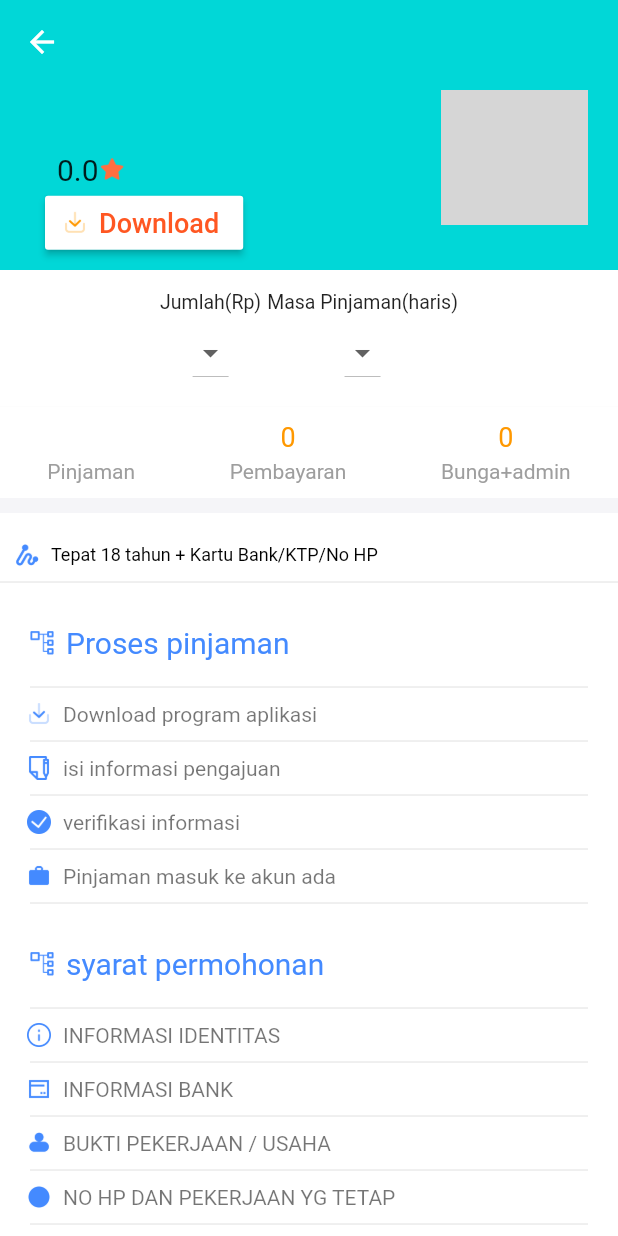
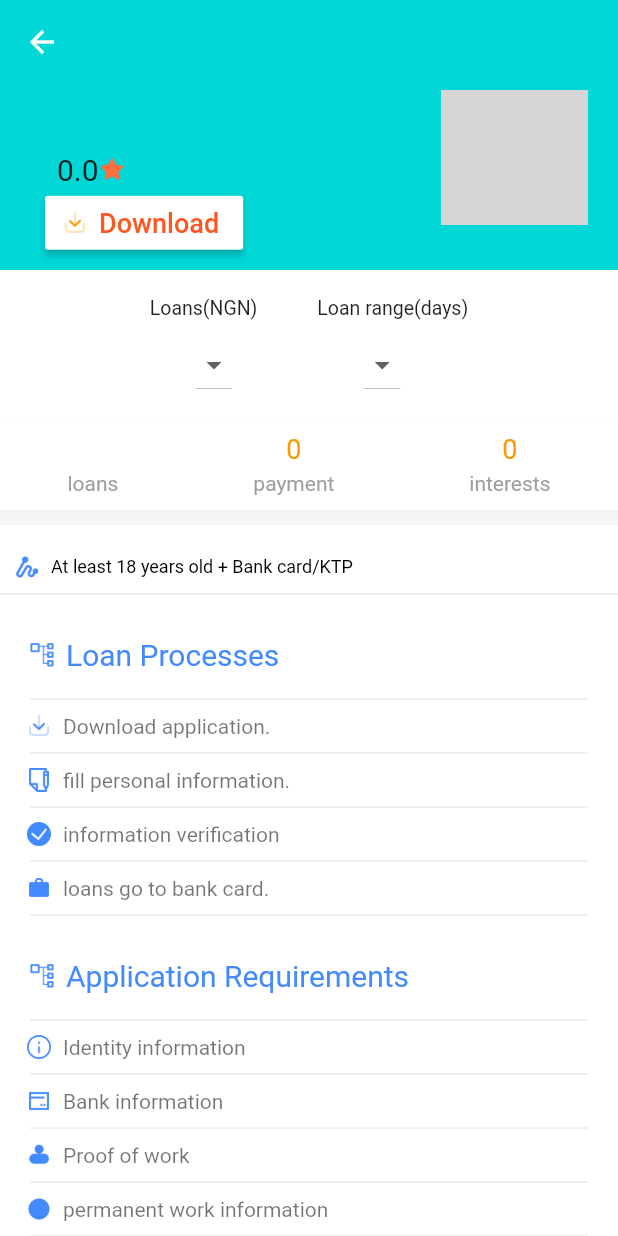
Before and after one commit to zhangxuezhi0/yn4_flutter, a Flutter app: the MailDetailPage screen opened directly with empty values, on a phone screen of 412 x 824 dp. Run offline on Flutter 3.47's test engine with Material 2 defaults, Android fonts, the phone set to English and light mode, and no system bars; our stand-ins replace device_info, dio, redux; network calls fail; statements that could not run were skipped; grey boxes are pictures that could not be loaded.

Commit message:
update to 3.2

```diff
--- a/lib/dontknow.dart
+++ b/lib/dontknow.dart
@@ -1,8 +1,8 @@
 import 'dart:async';
 
-import 'package:flutter/material.dart';
 import 'package:UangDana/main.dart';
 import 'package:UangDana/model/my_const.dart';
+import 'package:flutter/material.dart';
 
 class How2UsePage extends StatefulWidget {
   @override
--- a/lib/job_item.dart
+++ b/lib/job_item.dart
@@ -89,7 +89,7 @@ class JobItem extends StatelessWidget {
                 )
               ],
             ),
-            new Container(
+            /*new Container(
               decoration: new BoxDecoration(
                   color: new Color(0xFFF6F6F8),
                   borderRadius: new BorderRadius.all(new Radius.circular(6.0))),
@@ -124,7 +124,7 @@ class JobItem extends StatelessWidget {
                 mainitem.description3,
                 style: new TextStyle(color: new Color(0xFF9fa3b0)),
               ),
-            ),
+            ),*/
           ],
         ),
       ),
@@ -136,7 +136,7 @@ class JobItem extends StatelessWidget {
   String maxAmt() {
     if (mainitem != null) {
       amts = mainitem.amounts.split(",");
-      return "Rp " + amts[amts.length - 1];
+      return "NGN " + amts[amts.length - 1];
     }
     return "";
   }
--- a/lib/model/my_const.dart
+++ b/lib/model/my_const.dart
@@ -1,6 +1,6 @@
 class MyConst{
 
-  static final String APP_ID = "Uang Dana";
+  static final String APP_ID = "Flash Loan";
   static String DEVICE_INFO_ID = "";
 
 }
--- a/lib/widgets/home_detail_page.dart
+++ b/lib/widgets/home_detail_page.dart
@@ -1,5 +1,3 @@
-import 'package:dio/dio.dart';
-import 'package:flutter/material.dart';
 import 'package:UangDana/config.dart';
 import 'package:UangDana/model/item.dart';
 import 'package:UangDana/model/my_const.dart';
@@ -7,6 +5,8 @@ import 'package:UangDana/widgets/mine/contact_item.dart';
 import 'package:UangDana/widgets/mine/menu_item.dart';
 import 'package:UangDana/widgets/mine/req_menu_item.dart';
 import 'package:UangDana/widgets/mine/topmenu_item.dart';
+import 'package:dio/dio.dart';
+import 'package:flutter/material.dart';
 import 'package:url_launcher/url_launcher.dart';
 
 class MailDetailPage extends StatefulWidget {
@@ -233,9 +233,10 @@ class _MailDetailPageState extends State<MailDetailPage>
                                     MainAxisAlignment.spaceEvenly,
                                 children: <Widget>[
                                   new Container(
-                                    child: new Text("Jumlah(Rp)",
+                                    child: new Text("Loans(NGN)",
                                         style: new TextStyle(fontSize: 13.0)),
-                                    padding: const EdgeInsets.all(2.0),
+                                    padding:
+                                        const EdgeInsets.fromLTRB(6, 6, 20, 6),
                                   ),
                                   new DropdownButton(
                                     value: initAmtVal,
@@ -259,9 +260,10 @@ class _MailDetailPageState extends State<MailDetailPage>
                                     MainAxisAlignment.spaceEvenly,
                                 children: <Widget>[
                                   new Container(
-                                    child: new Text("Masa Pinjaman(haris)",
+                                    child: new Text("Loan range(days)",
                                         style: new TextStyle(fontSize: 13.0)),
-                                    padding: const EdgeInsets.all(2.0),
+                                    padding:
+                                        const EdgeInsets.fromLTRB(20, 6, 6, 6),
                                   ),
                                   new DropdownButton(
                                     value: daysVal,
@@ -297,15 +299,15 @@ class _MailDetailPageState extends State<MailDetailPage>
                       children: [
                         new DevelopingItem(
                           actualVal: initAmtVal,
-                          description: 'Pinjaman',
+                          description: 'loans',
                         ),
                         new DevelopingItem(
                           actualVal: pem.toString(),
-                          description: 'Pembayaran',
+                          description: 'payment',
                         ),
                         new DevelopingItem(
                           actualVal: bungaAdmin.toString(),
-                          description: 'Bunga+admin',
+                          description: 'interests',
                         ),
                       ],
                     ),
@@ -318,47 +320,47 @@ class _MailDetailPageState extends State<MailDetailPage>
                     children: <Widget>[
                       new ReqMenuItem(
                         iconAddr: "images/require_line.png",
-                        title: 'Tepat 18 tahun + Kartu Bank/KTP/No HP',
+                        title: 'At least 18 years old + Bank card/KTP',
                       ),
                       new TopMenuItem(
                         iconAddr: "images/process.png",
-                        title: 'Proses pinjaman',
+                        title: 'Loan Processes',
                       ),
                       new MenuItem(
                         iconAddr: "images/download.png",
-                        title: 'Download program aplikasi',
+                        title: 'Download application.',
                       ),
                       new MenuItem(
                         iconAddr: "images/write.png",
-                        title: 'isi informasi pengajuan',
+                        title: 'fill personal information.',
                       ),
                       new MenuItem(
                         iconAddr: "images/confirm_proc.png",
-                        title: 'verifikasi informasi',
+                        title: 'information verification',
                       ),
                       new MenuItem(
                         iconAddr: "images/work.png",
-                        title: 'Pinjaman masuk ke akun ada',
+                        title: 'loans go to bank card.',
                       ),
                       new TopMenuItem(
                         iconAddr: "images/process.png",
-                        title: 'syarat permohonan',
+                        title: 'Application Requirements',
                       ),
                       new MenuItem(
                         iconAddr: "images/info.png",
-                        title: 'INFORMASI IDENTITAS',
+                        title: 'Identity information',
                       ),
                       new MenuItem(
                         iconAddr: "images/bank_card.png",
-                        title: 'INFORMASI BANK',
+                        title: 'Bank information',
                       ),
                       new MenuItem(
                         iconAddr: "images/people.png",
-                        title: 'BUKTI PEKERJAAN / USAHA',
+                        title: 'Proof of work',
                       ),
                       new MenuItem(
                         iconAddr: "images/fill_confirm.png",
-                        title: 'NO HP DAN PEKERJAAN YG TETAP',
+                        title: 'permanent work information',
                       ),
                     ],
                   ),
--- a/pubspec.yaml
+++ b/pubspec.yaml
@@ -7,7 +7,7 @@ description: UangDana.
 # Both the version and the builder number may be overridden in flutter
 # build by specifying --build-name and --build-number, respectively.
 # Read more about versioning at semver.org.
-version: 3.1.0+6
+version: 3.2.0+7
 
 environment:
   #  sdk: ">=2.0.0-dev.68.0 <3.0.0"
```
Also changed, not shown: 2 other files.
